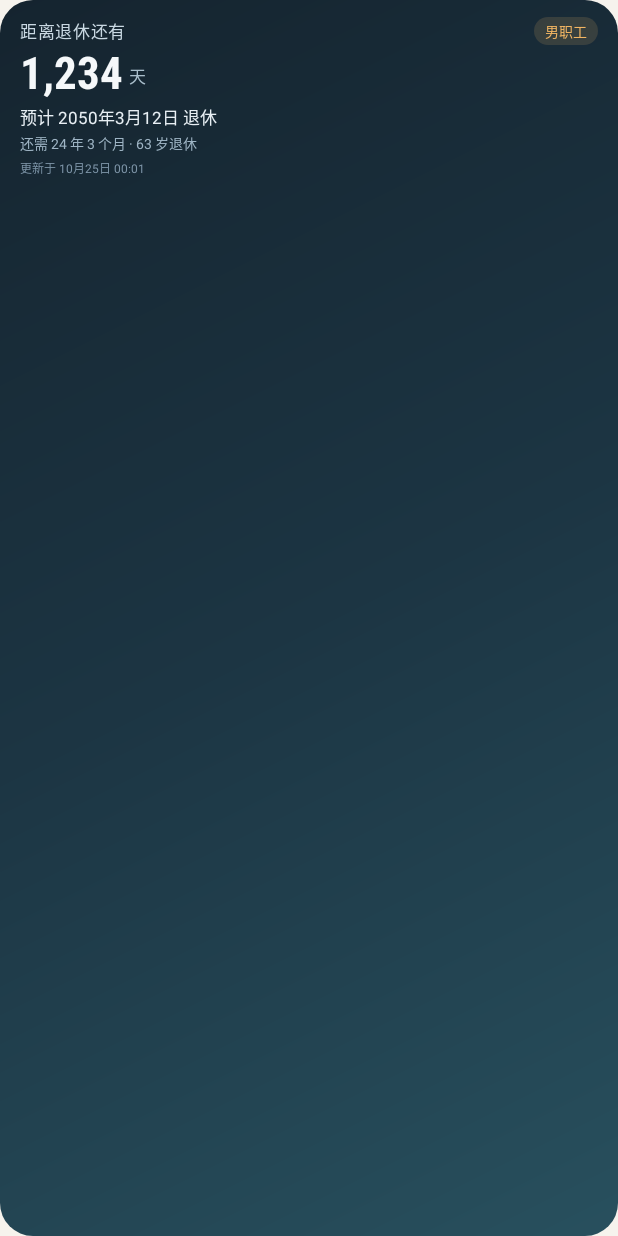
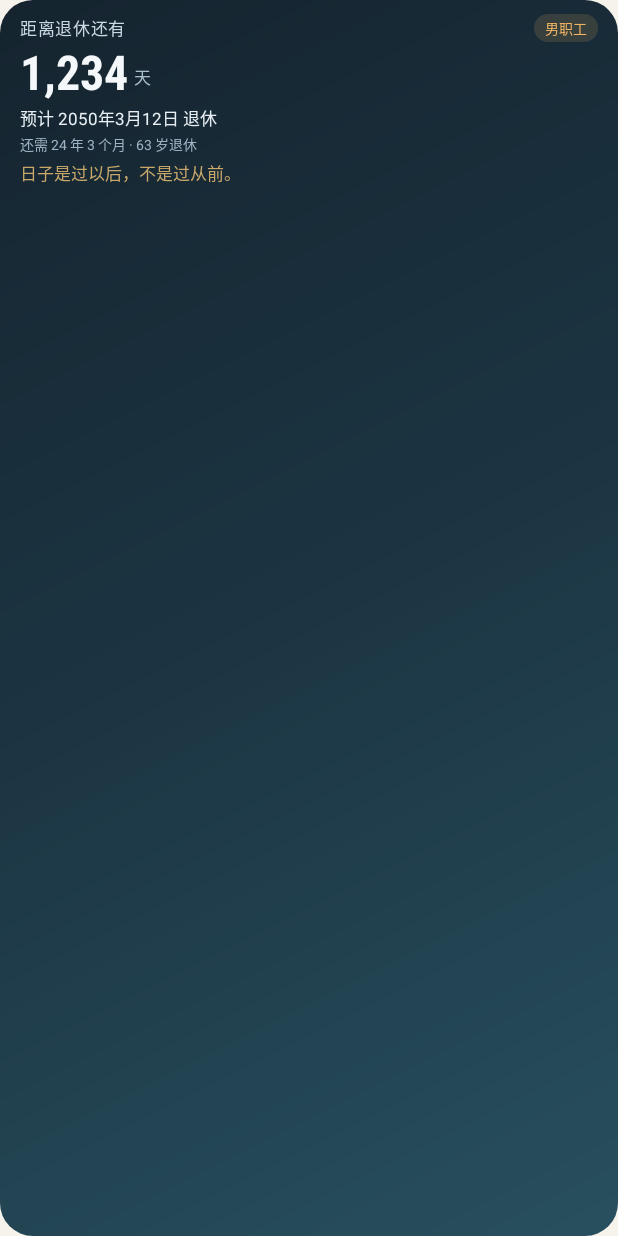
Before and after one commit to hzxs163/retirement-countdown, an Android app: the layout widget_retirement.xml on its own in the app's theme, with its tools: preview values and no code run, on a phone screen of 412 x 824 dp. Run offline under Robolectric (Android 15) with nearby library versions, the phone set to English and light mode, and no system bars.

Commit message:
v0.5：两个天数统一 32sp，底部新增 30 秒轮播金句
- 距退休天数与余生天数都放大到 32sp；单位、倒计时与日期行统一 11sp
- 余生倒计时挪到「余生还有」同一行右侧，右栏更紧凑
- 底部新增金句轮播：ViewFlipper + autoStart，30 秒自动切换，由桌面驱动不耗电
- 12 条「舒服过日子」金句，按日期轮换起点；刷新时间并入第二行
- versionCode 7 / versionName 0.5

```diff
--- a/app/build.gradle
+++ b/app/build.gradle
@@ -10,8 +10,8 @@ android {
         applicationId "com.hzxs163.retirement"
         minSdk 26
         targetSdk 34
-        versionCode 6
-        versionName "0.4.2"
+        versionCode 7
+        versionName "0.5"
     }
 
     signingConfigs {
--- a/app/src/main/res/layout/widget_retirement.xml
+++ b/app/src/main/res/layout/widget_retirement.xml
@@ -6,9 +6,9 @@
     android:background="@drawable/bg_widget"
     android:orientation="vertical"
     android:paddingLeft="13dp"
-    android:paddingTop="11dp"
+    android:paddingTop="9dp"
     android:paddingRight="13dp"
-    android:paddingBottom="9dp">
+    android:paddingBottom="7dp">
 
     <LinearLayout
         android:layout_width="match_parent"
@@ -67,7 +67,7 @@
                 android:maxLines="1"
                 android:text="1,234"
                 android:textColor="@color/hero_text"
-                android:textSize="30sp"
+                android:textSize="32sp"
                 android:textStyle="bold" />
 
             <TextView
@@ -101,15 +101,6 @@
             android:orientation="vertical"
             android:visibility="gone">
 
-            <TextView
-                android:id="@+id/widget_life_label"
-                android:layout_width="wrap_content"
-                android:layout_height="wrap_content"
-                android:maxLines="1"
-                android:text="余生还有"
-                android:textColor="@color/amber"
-                android:textSize="9sp" />
-
             <LinearLayout
                 android:layout_width="wrap_content"
                 android:layout_height="wrap_content"
@@ -125,7 +116,7 @@
                     android:maxLines="1"
                     android:text="12,345"
                     android:textColor="@color/amber"
-                    android:textSize="20sp"
+                    android:textSize="32sp"
                     android:textStyle="bold" />
 
                 <TextView
@@ -133,20 +124,37 @@
                     android:layout_width="wrap_content"
                     android:layout_height="wrap_content"
                     android:layout_marginLeft="3dp"
-                    android:layout_marginBottom="2dp"
+                    android:layout_marginBottom="4dp"
                     android:text="天"
                     android:textColor="@color/amber"
-                    android:textSize="9sp" />
+                    android:textSize="11sp" />
             </LinearLayout>
 
-            <Chronometer
-                android:id="@+id/widget_life_chrono"
-                android:layout_width="wrap_content"
+            <LinearLayout
+                android:layout_width="match_parent"
                 android:layout_height="wrap_content"
-                android:layout_marginTop="1dp"
-                android:format="%s"
-                android:textColor="@color/amber"
-                android:textSize="9sp" />
+                android:gravity="center_vertical"
+                android:orientation="horizontal">
+
+                <TextView
+                    android:id="@+id/widget_life_label"
+                    android:layout_width="0dp"
+                    android:layout_height="wrap_content"
+                    android:layout_weight="1"
+                    android:ellipsize="end"
+                    android:maxLines="1"
+                    android:text="余生还有"
+                    android:textColor="@color/amber"
+                    android:textSize="11sp" />
+
+                <Chronometer
+                    android:id="@+id/widget_life_chrono"
+                    android:layout_width="wrap_content"
+                    android:layout_height="wrap_content"
+                    android:format="%s"
+                    android:textColor="@color/amber"
+                    android:textSize="11sp" />
+            </LinearLayout>
         </LinearLayout>
     </LinearLayout>
 
@@ -172,14 +180,42 @@
         android:textColor="#9FB5C5"
         android:textSize="9sp" />
 
-    <TextView
-        android:id="@+id/widget_updated"
+    <ViewFlipper
+        android:id="@+id/widget_quote"
         android:layout_width="match_parent"
         android:layout_height="wrap_content"
         android:layout_marginTop="3dp"
-        android:ellipsize="end"
-        android:maxLines="1"
-        android:text="更新于 10月25日 00:01"
-        android:textColor="#7E95A8"
-        android:textSize="8sp" />
+        android:autoStart="true"
+        android:flipInterval="30000">
+
+        <TextView
+            android:id="@+id/widget_quote_1"
+            style="@style/WidgetQuote"
+            android:text="日子是过以后，不是过从前。" />
+
+        <TextView
+            android:id="@+id/widget_quote_2"
+            style="@style/WidgetQuote"
+            android:text="慢慢来，比较快。" />
+
+        <TextView
+            android:id="@+id/widget_quote_3"
+            style="@style/WidgetQuote"
+            android:text="心宽一寸，路宽一丈。" />
+
+        <TextView
+            android:id="@+id/widget_quote_4"
+            style="@style/WidgetQuote"
+            android:text="有茶有饭，便是好日。" />
+
+        <TextView
+            android:id="@+id/widget_quote_5"
+            style="@style/WidgetQuote"
+            android:text="忙时不慌，闲时不废。" />
+
+        <TextView
+            android:id="@+id/widget_quote_6"
+            style="@style/WidgetQuote"
+            android:text="一日三餐，四季安稳。" />
+    </ViewFlipper>
 </LinearLayout>
--- a/app/src/main/res/values/strings.xml
+++ b/app/src/main/res/values/strings.xml
@@ -2,7 +2,7 @@
 <resources>
     <string name="app_name">退休倒计时</string>
     <string name="app_tagline">把余下的工作日，数得明明白白</string>
-    <string name="app_version">v0.4.2</string>
+    <string name="app_version">v0.5</string>
 
     <string name="section_settings">设置</string>
     <string name="label_birthday">出生日期</string>
--- a/app/src/main/res/values/styles.xml
+++ b/app/src/main/res/values/styles.xml
@@ -62,4 +62,12 @@
         <item name="android:textSize">14sp</item>
         <item name="android:textStyle">bold</item>
     </style>
+    <style name="WidgetQuote">
+        <item name="android:layout_width">match_parent</item>
+        <item name="android:layout_height">wrap_content</item>
+        <item name="android:ellipsize">end</item>
+        <item name="android:maxLines">1</item>
+        <item name="android:textColor">#C9A86A</item>
+        <item name="android:textSize">11sp</item>
+    </style>
 </resources>
```
Also changed, not shown: app/src/main/java/com/hzxs163/retirement/WidgetRenderer.java (+33 -3 lines), 1 other file.
